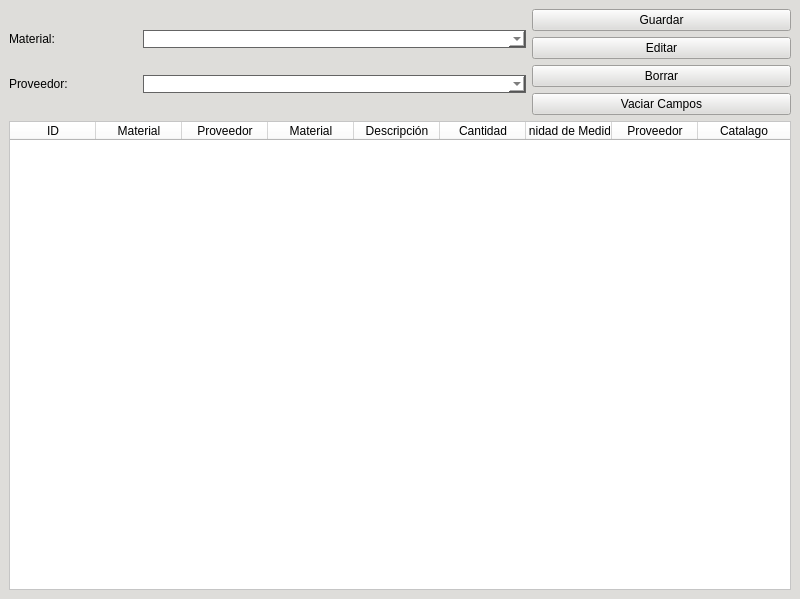
Before: the Qt Designer form Proyecto/Interfaces/Ui/Materiales_por_proveedor_window.ui in EdCenten0/MAPA-Python, drawn with Qt 5.
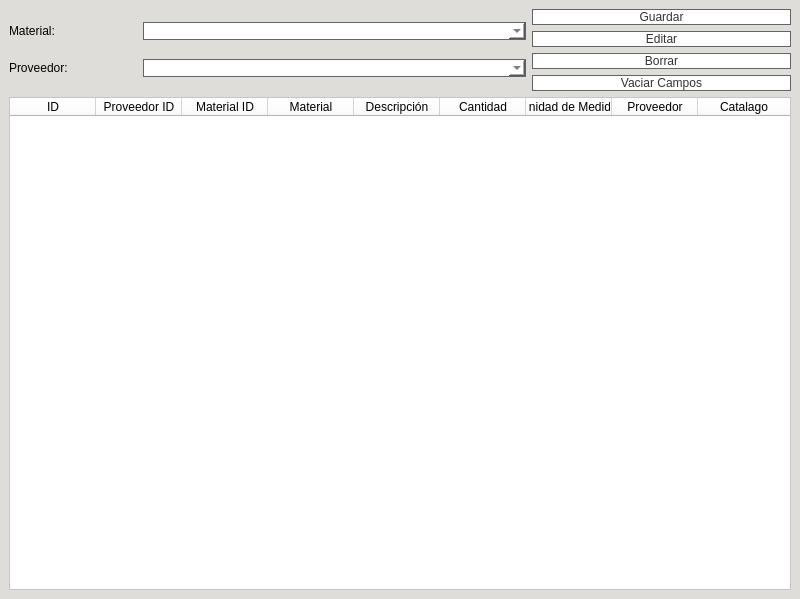
After: the same form once the commit is applied.

```diff
--- a/Proyecto/Interfaces/Ui/Materiales_por_proveedor_window.ui
+++ b/Proyecto/Interfaces/Ui/Materiales_por_proveedor_window.ui
@@ -74,6 +74,14 @@
          <layout class="QVBoxLayout" name="verticalLayout_8">
           <item>
            <widget class="QPushButton" name="bt_guardar">
+            <property name="cursor">
+             <cursorShape>PointingHandCursor</cursorShape>
+            </property>
+            <property name="styleSheet">
+             <string notr="true">background-color:rgb(255, 255, 255);
+border:1px solid rgb(100,100,100);
+color:rgb(50,50,50);</string>
+            </property>
             <property name="text">
              <string>Guardar</string>
             </property>
@@ -81,6 +89,14 @@
           </item>
           <item>
            <widget class="QPushButton" name="bt_editar">
+            <property name="cursor">
+             <cursorShape>PointingHandCursor</cursorShape>
+            </property>
+            <property name="styleSheet">
+             <string notr="true">background-color:rgb(255, 255, 255);
+border:1px solid rgb(100,100,100);
+color:rgb(50,50,50);</string>
+            </property>
             <property name="text">
              <string>Editar</string>
             </property>
@@ -88,6 +104,14 @@
           </item>
           <item>
            <widget class="QPushButton" name="bt_borrar">
+            <property name="cursor">
+             <cursorShape>PointingHandCursor</cursorShape>
+            </property>
+            <property name="styleSheet">
+             <string notr="true">background-color:rgb(255, 255, 255);
+border:1px solid rgb(100,100,100);
+color:rgb(50,50,50);</string>
+            </property>
             <property name="text">
              <string>Borrar</string>
             </property>
@@ -95,6 +119,14 @@
           </item>
           <item>
            <widget class="QPushButton" name="bt_vaciar_campos">
+            <property name="cursor">
+             <cursorShape>PointingHandCursor</cursorShape>
+            </property>
+            <property name="styleSheet">
+             <string notr="true">background-color:rgb(255, 255, 255);
+border:1px solid rgb(100,100,100);
+color:rgb(50,50,50);</string>
+            </property>
             <property name="text">
              <string>Vaciar Campos</string>
             </property>
@@ -184,12 +216,12 @@
           </column>
           <column>
            <property name="text">
-            <string>Material</string>
+            <string>Proveedor ID</string>
            </property>
           </column>
           <column>
            <property name="text">
-            <string>Proveedor</string>
+            <string>Material ID</string>
            </property>
           </column>
           <column>
```
